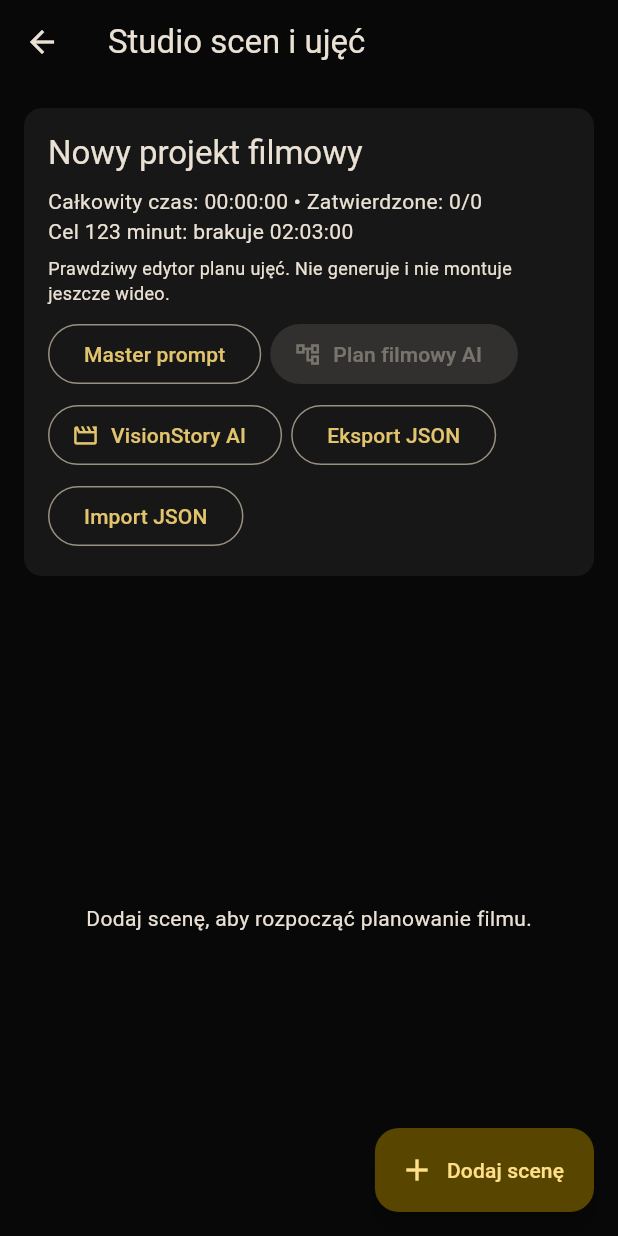
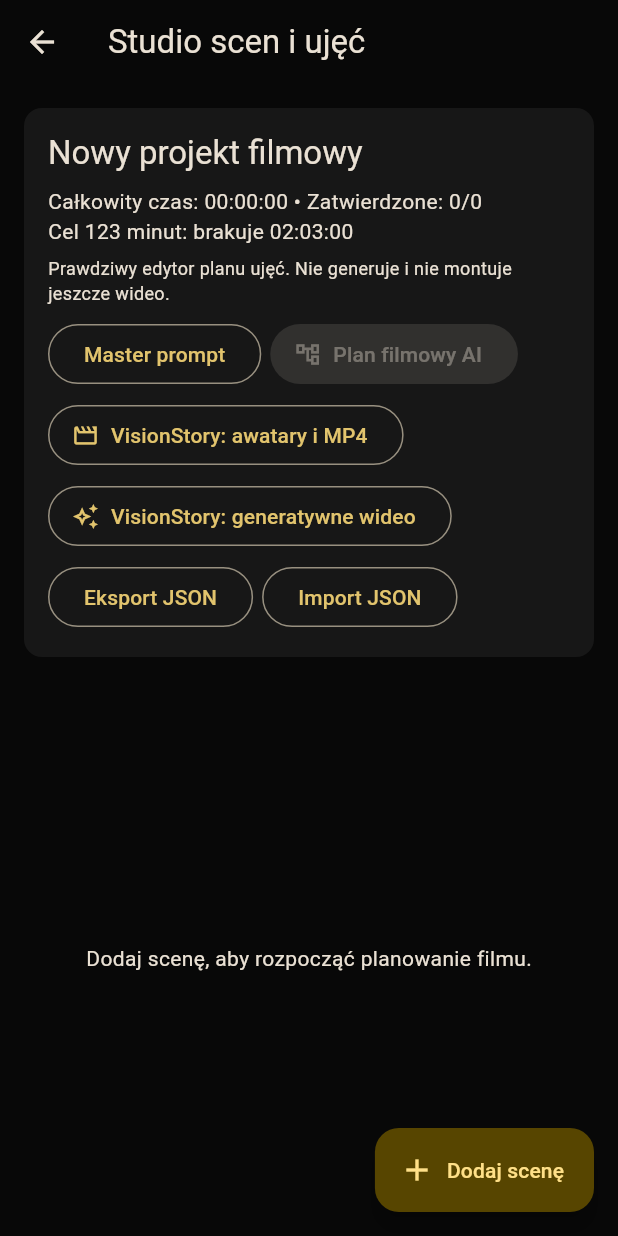
Before and after one commit to mojealterego/Unthinkable-AI-, a Flutter app: the FilmStudioScreen screen opened directly, on a phone screen of 412 x 824 dp. Run offline on Flutter 3.47's test engine with Material 3 defaults, Android fonts, the phone set to English and light mode, and no system bars; our stand-ins replace file_picker, shared_preferences; accounts and stored records are empty.

Commit message:
feat(flutter): expose advanced VisionStory clip creation alongside avatar media studio

```diff
--- a/lib/features/video/storyboard.dart
+++ b/lib/features/video/storyboard.dart
@@ -1,3 +1,4 @@
+import 'visionstory_studio_screen.dart';
 import 'visionstory_screen.dart';
 import 'production_planner.dart';
 import 'dart:convert';
@@ -264,7 +265,15 @@
                     MaterialPageRoute<void>(builder: (_) => const VisionStoryScreen()),
                   ),
                   icon: const Icon(Icons.movie_creation_outlined),
-                  label: const Text('VisionStory AI'),
+                  label: const Text('VisionStory: awatary i MP4'),
+                ),
+                OutlinedButton.icon(
+                  key: const Key('open_visionstory_advanced'),
+                  onPressed: () => Navigator.of(context).push(
+                    MaterialPageRoute<void>(builder: (_) => const VisionStoryStudioScreen()),
+                  ),
+                  icon: const Icon(Icons.auto_awesome_outlined),
+                  label: const Text('VisionStory: generatywne wideo'),
                 ),
                 OutlinedButton(onPressed: _export, child: const Text('Eksport JSON')),
                 OutlinedButton(onPressed: _import, child: const Text('Import JSON')),
```
